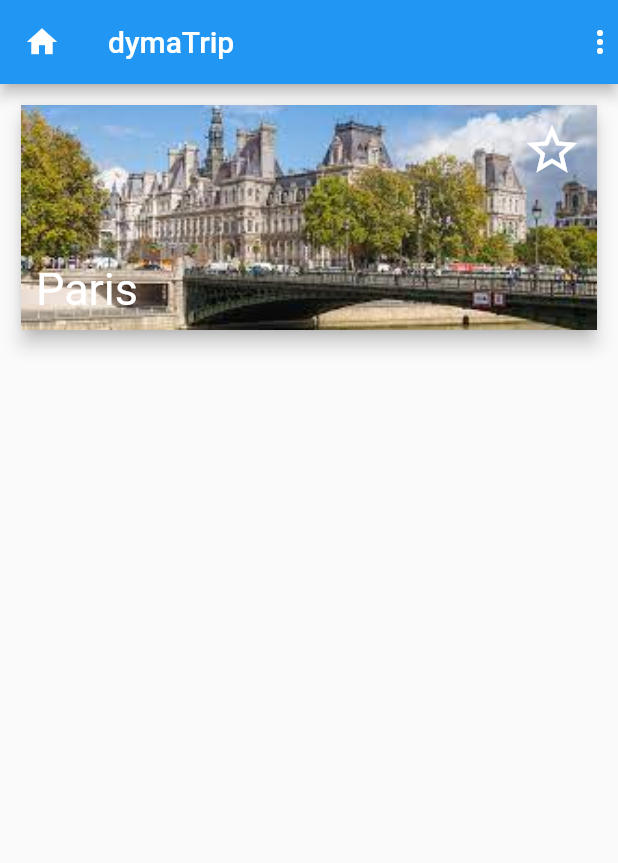
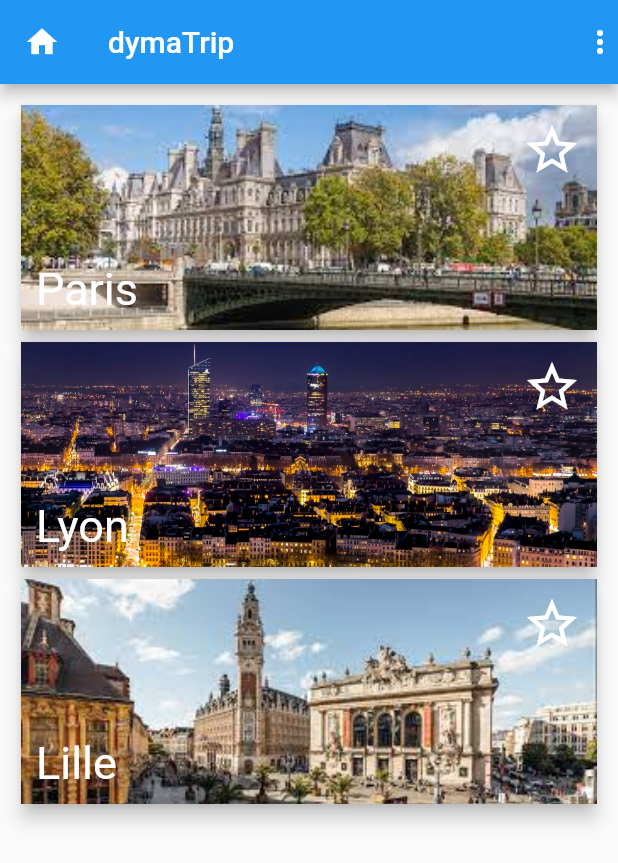
Before and after one commit to aboubakardiakite/flutterApp, a Flutter app: the screen it shows after launch, on a phone screen of 412 x 824 dp. Shown: the top 863 px of the screen. Run offline on Flutter 3.47's test engine with Material 2 defaults, Android fonts, the phone set to English and light mode, and no system bars.

Commit message:
feat: statefull widget

```diff
--- a/restaurant_app/lib/city_card.dart
+++ b/restaurant_app/lib/city_card.dart
@@ -1,37 +1,43 @@
 import 'package:flutter/material.dart';
 
 class CityCard extends StatelessWidget {
-  const CityCard({super.key});
+  final String name;
+  final String image;
+  final bool? checked;
+  final VoidCallback updateChecked;
+
+  CityCard({required this.name, required this.image, this.checked,required this.updateChecked});
 
   @override
   Widget build(BuildContext context) {
     return Card(
       elevation: 5,
-      child: Container(
+      child: SizedBox(
         height: 150.0,
         child: Stack(
           fit: StackFit.expand,
           children: <Widget>[
             Ink.image(
               fit: BoxFit.cover,
-              image: AssetImage('asserts/images/paris.jpeg'),
+              image: AssetImage(image),
               child: InkWell(
                 onTap: (){
-                  print("tap2");
+                  updateChecked();
                 },
               ),
             ),
-            const Padding(
-              padding: EdgeInsets.all(10.0),
+             Padding(
+              padding: const EdgeInsets.all(10.0),
               child: Column(
                 children: [
-                  Expanded(
+                   Expanded(
                     child: Row(
                       mainAxisAlignment: MainAxisAlignment.end,
                       crossAxisAlignment: CrossAxisAlignment.start,
+
                       children: <Widget>[
                         Icon(
-                          Icons.star_border,
+                          (checked == true ? Icons.star : Icons.star_border),
                           size: 40,
                           color: Colors.white,
                         )
@@ -40,7 +46,9 @@ class CityCard extends StatelessWidget {
                   ),
                   Row(
                     children: [
-                      Text('Paris', style: TextStyle(
+                      Text(
+                        name,
+                        style: const TextStyle(
                         color: Colors.white,
                         fontSize: 30,
                       ),
--- a/restaurant_app/lib/home.dart
+++ b/restaurant_app/lib/home.dart
@@ -2,23 +2,54 @@
 import 'package:flutter/material.dart';
 import 'package:restaurant_app/city_card.dart';
 
-class Home extends StatelessWidget {
+class Home extends StatefulWidget {
   const Home({super.key});
+
+
+  @override
+  _HomeState createState() {
+    return _HomeState();
+  }
+
+}
+
+
+class _HomeState extends State<Home> {
+  List cities = [
+    {'name': 'Paris' , 'image':'asserts/images/paris.jpeg' , 'checked': false},
+    {'name': 'Lyon' , 'image':'asserts/images/lyon.jpg','checked': false},
+    {'name': 'Lille' , 'image':'asserts/images/lille.jpeg','checked':false },
+  ];
+
+  void switchChecked(city){
+    int index = cities.indexOf(city);
+    setState(() {
+      cities[index]['checked'] = !cities[index]['checked'];
+    });
+  }
 
   @override
   Widget build(BuildContext context) {
     return Scaffold(
       appBar: AppBar(
-        leading: Icon(Icons.home),
-        title: Text('dymaTrip'),
-        actions: <Widget>[Icon(Icons.more_vert)],
+        leading: const Icon(Icons.home),
+        title: const Text('dymaTrip'),
+        actions: const <Widget>[Icon(Icons.more_vert)],
       ),
       body: Container(
         padding: const EdgeInsets.all(10.0),
-        child: const Column(
+        child:  Column(
           crossAxisAlignment: CrossAxisAlignment.stretch,
           children: <Widget>[
-            CityCard(),
+            ...cities.map((city){
+              return CityCard(
+                name: city['name'],
+                image: city['image'],
+                checked: city['checked'],
+                updateChecked: (){
+                switchChecked(city);
+              },);
+            })
           ],
         ),
       ),
--- a/restaurant_app/lib/main.dart
+++ b/restaurant_app/lib/main.dart
@@ -8,6 +8,8 @@ void main(){
 }
 
 class DymaTrip extends StatelessWidget{
+  const DymaTrip({super.key});
+
 
   @override
   Widget build(BuildContext context){
```
